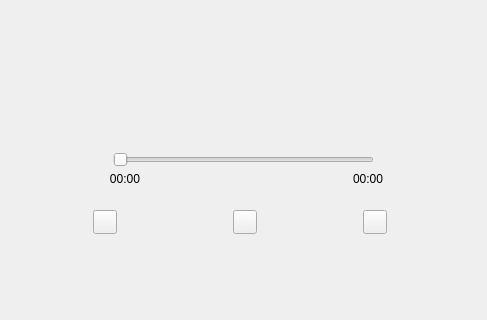
Old version of the form project_graduation_xu/xumusicplayer/xumusicplayer.ui in the repository OnTheWayx/Qtprojects; both pictures show x 537 to 1024 and y 280 to 600 of the 1024 by 600 pixel window.
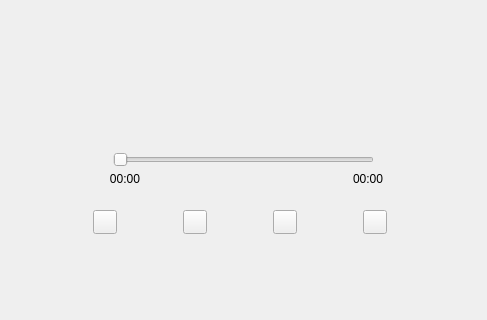
New version of the form.

Commit message:
[update] musicplayer and videoplayer
音乐播放器更新调整播放模式，更新调整声音，更新扫描歌曲按钮
视频播放器更新扫描歌曲按钮

What changed in the file:
```diff
--- a/project_graduation_xu/xumusicplayer/xumusicplayer.ui
+++ b/project_graduation_xu/xumusicplayer/xumusicplayer.ui
@@ -55,7 +55,7 @@
   <widget class="QPushButton" name="MusicplayerSetvolumeButton">
    <property name="geometry">
     <rect>
-     <x>770</x>
+     <x>720</x>
      <y>490</y>
      <width>24</width>
      <height>24</height>
@@ -184,6 +184,19 @@
     <string/>
    </property>
   </widget>
+  <widget class="QPushButton" name="MusicplayerSetvolumeupButton">
+   <property name="geometry">
+    <rect>
+     <x>810</x>
+     <y>490</y>
+     <width>24</width>
+     <height>24</height>
+    </rect>
+   </property>
+   <property name="text">
+    <string/>
+   </property>
+  </widget>
  </widget>
  <resources/>
  <connections/>
```
Left out of the diff: 2 changed lines with no effect on the pictures. The commit also changes 13 other files.
